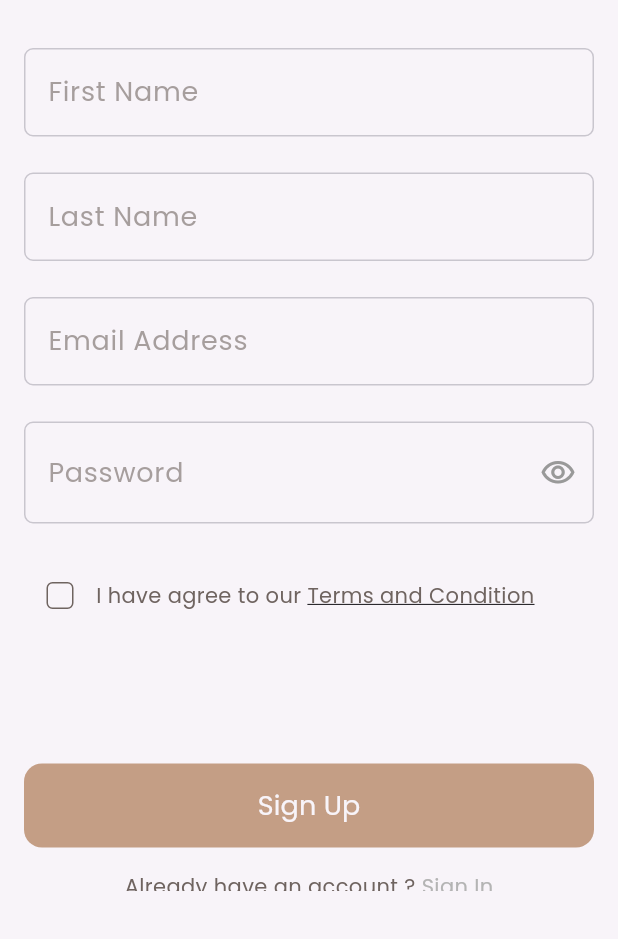
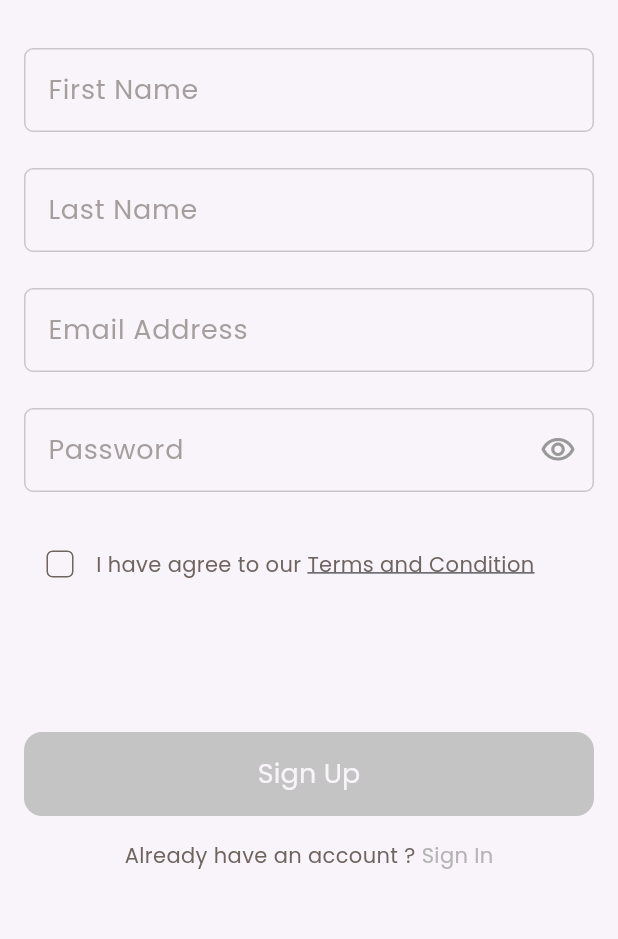
Before and after one commit to mohameddsalah60/dalel_app, a Flutter app: the SignUpView screen opened by its route, on a phone screen of 412 x 824 dp, the part 297-1236 px from its top. Run offline on Flutter 3.47's test engine with Material 3 defaults, Android fonts, the phone set to English and light mode, and no system bars; our stand-ins replace firebase_auth, firebase_core, flutter_bloc, flutter_svg, get_it, go_router and 1 more; accounts and stored records are empty.

Commit message:
finish logic sign up

```diff
--- /dev/null
+++ b/lib/core/app/dalel_app.dart
@@ -0,0 +1,19 @@
+import 'package:dalel_app/core/utils/app_colors.dart';
+import 'package:dalel_app/core/utils/app_router.dart';
+import 'package:flutter/material.dart';
+
+class DalelApp extends StatelessWidget {
+  const DalelApp({super.key});
+
+  @override
+  Widget build(BuildContext context) {
+    return MaterialApp.router(
+      routerConfig: AppRouter.router,
+      debugShowCheckedModeBanner: false,
+      theme: ThemeData(
+        fontFamily: 'Poppins',
+        scaffoldBackgroundColor: AppColors.kBackGroundColor,
+      ),
+    );
+  }
+}
--- a/lib/core/widgets/custom_text_field.dart
+++ b/lib/core/widgets/custom_text_field.dart
@@ -30,7 +30,7 @@ class CustomTextField extends StatelessWidget {
       style: style ??
           AppStyles.sylesPoppinsSemiBold24.copyWith(
             color: const Color(0xff07122E),
-            fontSize: 18,
+            fontSize: 16,
           ),
       decoration: InputDecoration(
         suffixIcon: suffixIcon,
--- a/lib/features/auth/presentation/auth_cubit/cubit/auth_state.dart
+++ b/lib/features/auth/presentation/auth_cubit/cubit/auth_state.dart
@@ -3,3 +3,17 @@ part of 'auth_cubit.dart';
 class AuthState {}
 
 final class AuthInitial extends AuthState {}
+
+final class AuthSignUpLoadingState extends AuthState {}
+
+final class AuthSignUpSuccessState extends AuthState {}
+
+final class AuthSignUpFailureState extends AuthState {
+  final String errMessage;
+
+  AuthSignUpFailureState({required this.errMessage});
+}
+
+final class TermsAndConditionUpdateState extends AuthState {}
+
+final class ObscurePasswordTextUpdateState extends AuthState {}
--- a/lib/features/auth/presentation/views/widgets/custom_check_box.dart
+++ b/lib/features/auth/presentation/views/widgets/custom_check_box.dart
@@ -1,5 +1,7 @@
 import 'package:dalel_app/core/utils/app_colors.dart';
+import 'package:dalel_app/features/auth/presentation/auth_cubit/cubit/auth_cubit.dart';
 import 'package:flutter/material.dart';
+import 'package:flutter_bloc/flutter_bloc.dart';
 
 class CustomCheckBox extends StatefulWidget {
   const CustomCheckBox({
@@ -19,6 +21,8 @@ class _CustomCheckBoxState extends State<CustomCheckBox> {
       onChanged: (value) {
         setState(() {
           boolValue = value;
+          BlocProvider.of<AuthCubit>(context)
+              .updateTermsAndConditionCheckBox(newValue: value);
         });
       },
       shape: RoundedRectangleBorder(
--- a/lib/features/auth/presentation/views/widgets/custom_signin_form.dart
+++ b/lib/features/auth/presentation/views/widgets/custom_signin_form.dart
@@ -27,7 +27,7 @@ class CustomSigninForm extends StatelessWidget {
             obscureText: true,
             style: AppStyles.sylesPoppinsSemiBold24.copyWith(
               fontWeight: FontWeight.w900,
-              fontSize: 18,
+              fontSize: 17,
             ),
             suffixIcon: IconButton(
                 onPressed: () {},
--- a/lib/features/auth/presentation/views/widgets/custom_signup_form.dart
+++ b/lib/features/auth/presentation/views/widgets/custom_signup_form.dart
@@ -1,8 +1,11 @@
+import 'package:dalel_app/core/utils/app_colors.dart';
 import 'package:dalel_app/core/utils/app_strings.dart';
 import 'package:dalel_app/core/utils/app_styles.dart';
 import 'package:dalel_app/core/widgets/custom_button.dart';
 import 'package:dalel_app/core/widgets/custom_text_field.dart';
+import 'package:dalel_app/features/auth/presentation/auth_cubit/cubit/auth_cubit.dart';
 import 'package:flutter/material.dart';
+import 'package:flutter_bloc/flutter_bloc.dart';
 
 import 'terms_and_condition_signup.dart';
 
@@ -11,35 +14,55 @@ class CustomSignupForm extends StatelessWidget {
 
   @override
   Widget build(BuildContext context) {
+    return BlocConsumer<AuthCubit, AuthState>(
+      listener: (context, state) {
+        // TODO: implement listener
+      },
+      builder: (context, state) {
+        AuthCubit authCubit = BlocProvider.of<AuthCubit>(context);
         return Form(
+          key: authCubit.signupFormKey,
           child: Column(
             children: [
-          const CustomTextField(
+              CustomTextField(
                 labelText: 'First Name',
+                onChanged: (value) {
+                  authCubit.firstName = value;
+                },
               ),
               const SizedBox(
                 height: 24,
               ),
-          const CustomTextField(
+              CustomTextField(
                 labelText: 'Last Name',
+                onChanged: (value) {
+                  authCubit.lastName = value;
+                },
               ),
               const SizedBox(
                 height: 24,
               ),
-          const CustomTextField(
+              CustomTextField(
                 labelText: 'Email Address',
+                onChanged: (value) {
+                  authCubit.emailAddress = value;
+                },
               ),
               const SizedBox(
                 height: 24,
               ),
               CustomTextField(
                 labelText: 'Password',
-            obscureText: true,
-            style: AppStyles.sylesPoppinsSemiBold24.copyWith(
-              fontWeight: FontWeight.w900,
-            ),
+                obscureText: authCubit.obscurePasswordTextValue,
+                onChanged: (value) {
+                  authCubit.password = value;
+                },
+                style: AppStyles.sylesPoppinsSemiBold24
+                    .copyWith(fontWeight: FontWeight.w900, fontSize: 16),
                 suffixIcon: IconButton(
-                onPressed: () {},
+                    onPressed: () {
+                      authCubit.obscurePasswordText();
+                    },
                     icon: const Icon(
                       Icons.visibility_outlined,
                       color: Color(0xff999999),
@@ -52,9 +75,23 @@ class CustomSignupForm extends StatelessWidget {
               const SizedBox(
                 height: 88,
               ),
-          const CustomButton(text: AppStrings.signUp),
+              CustomButton(
+                text: AppStrings.signUp,
+                background: authCubit.termsAndConditionCheckBoxValue == false
+                    ? AppColors.kGreyColor
+                    : null,
+                onPressed: () {
+                  if (authCubit.termsAndConditionCheckBoxValue == true) {
+                    if (authCubit.signupFormKey.currentState!.validate()) {
+                      authCubit.signUpUserWithEmailAndPassword();
+                    }
+                  }
+                },
+              ),
             ],
           ),
         );
+      },
+    );
   }
 }
--- a/lib/main.dart
+++ b/lib/main.dart
@@ -1,28 +1,17 @@
+import 'package:dalel_app/core/app/dalel_app.dart';
 import 'package:dalel_app/core/database/cache/cache_helper.dart';
 import 'package:dalel_app/core/services/service_locator.dart';
-import 'package:dalel_app/core/utils/app_colors.dart';
-import 'package:dalel_app/core/utils/app_router.dart';
+import 'package:firebase_core/firebase_core.dart';
 import 'package:flutter/material.dart';
+
+import 'firebase_options.dart';
 
 void main() async {
   WidgetsFlutterBinding.ensureInitialized();
   setupServiceLocator();
   await getIt<CacheHelper>().init();
-  runApp(const MyApp());
+  await Firebase.initializeApp(
+    options: DefaultFirebaseOptions.currentPlatform,
+  );
+  runApp(const DalelApp());
 }
-
-class MyApp extends StatelessWidget {
-  const MyApp({super.key});
-
-  @override
-  Widget build(BuildContext context) {
-    return MaterialApp.router(
-      routerConfig: AppRouter.router,
-      debugShowCheckedModeBanner: false,
-      theme: ThemeData(
-        fontFamily: 'Poppins',
-        scaffoldBackgroundColor: AppColors.kBackGroundColor,
-      ),
-    );
-  }
-}
--- a/pubspec.yaml
+++ b/pubspec.yaml
@@ -29,6 +29,8 @@ environment:
 # versions available, run `flutter pub outdated`.
 dependencies:
   cupertino_icons: ^1.0.6
+  firebase_auth: ^5.1.1
+  firebase_core: ^3.1.0
   flutter:
     sdk: flutter
   flutter_bloc: ^8.1.6
```
Also changed, not shown: lib/features/auth/presentation/auth_cubit/cubit/auth_cubit.dart (+45 -0 lines), firebase.json (added), lib/firebase_options.dart (added), pubspec.lock, 6 other files. Lines whose indentation alone changed are shown as unchanged.
